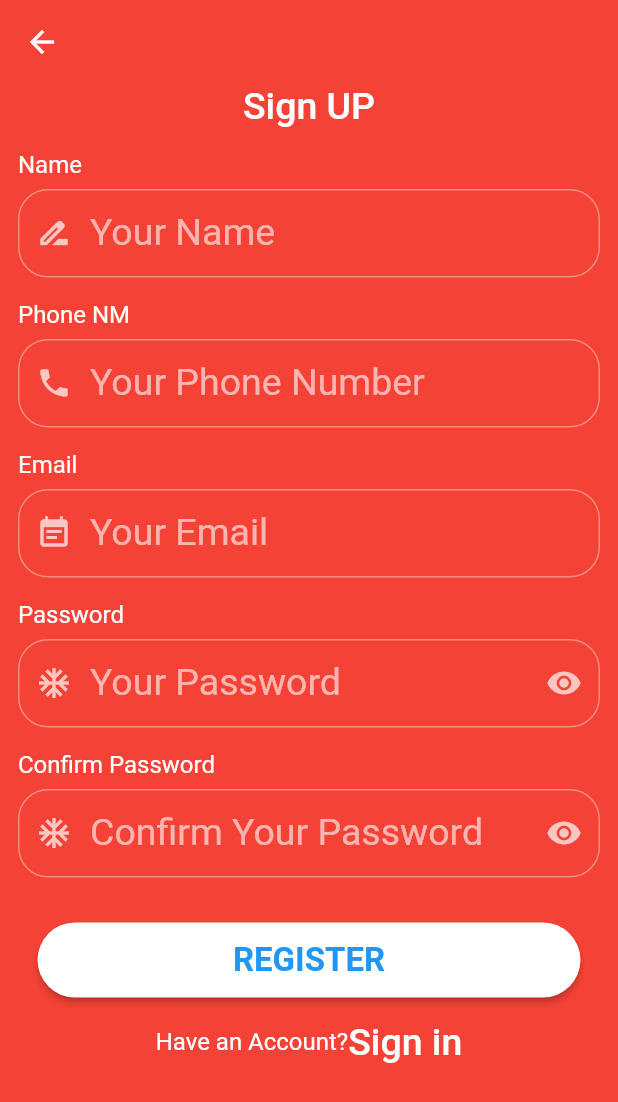
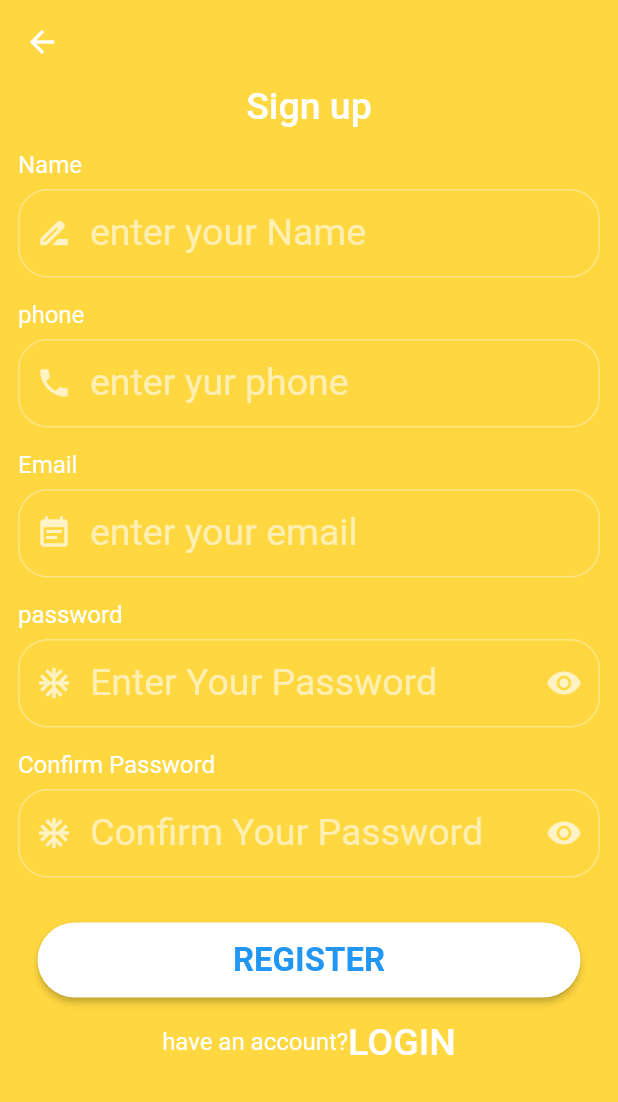
Before and after one commit to Mohamed1226/Roaa-Weather, a Flutter app: the screen it shows after launch, after a tap on "Sign up", on a phone screen of 412 x 824 dp. Shown: the top 1102 px of the screen. Run offline on Flutter 3.47's test engine with Material 2 defaults, Android fonts, the phone set to English and light mode, and no system bars; our stand-ins replace bloc, device_preview, dio, firebase_auth, firebase_core, flutter_bloc and 5 more; missing offline and left inert: flutter_facebook_auth; accounts and stored records are empty.

Commit message:
add localization en ,ar

```diff
--- /dev/null
+++ b/lang/ar.json
@@ -0,0 +1,5 @@
+{
+ "login": "تسجيل الدخول",
+"have_account": "لا تمتلك حساب؟",
+ "Sign up": "أنشئ حساب"
+}
--- /dev/null
+++ b/lang/en.json
@@ -0,0 +1,5 @@
+{
+  "login": "Sign In",
+  "have_account": "Dont Have an email?",
+  "Sign up": "Sign up"
+}
--- /dev/null
+++ b/lib/core/app_localization.dart
@@ -0,0 +1,60 @@
+import 'dart:async';
+import 'dart:convert';
+
+import 'package:flutter/material.dart';
+import 'package:flutter/services.dart';
+
+class AppLocalization {
+  final Locale locale;
+
+AppLocalization(this.locale);
+
+  static AppLocalization? of(BuildContext context) {
+    return Localizations.of<AppLocalization>(context, AppLocalization);
+  }
+
+  static const LocalizationsDelegate<AppLocalization> delegate =
+  _AppLocalizationsDelegate();
+
+ late Map<String, String> _localizationStrings;
+
+  Future<bool> load() async {
+    String jsonString = await rootBundle.loadString(
+        'lang/${locale.languageCode}.json');
+
+    Map<String, dynamic> jsonMap = json.decode(jsonString);
+
+    _localizationStrings = jsonMap.map((key, value) {
+      return MapEntry(key, value.toString());
+    });
+    return true;
+  }
+
+  String translate(String key) {
+    return _localizationStrings[key]??"";
+  }
+}
+
+class _AppLocalizationsDelegate extends LocalizationsDelegate<AppLocalization>{
+
+  const _AppLocalizationsDelegate();
+
+  @override
+  bool isSupported(Locale locale) {
+    // TODO: implement isSupported
+    return ['en', 'ar'].contains(locale.languageCode);
+  }
+
+  @override
+  Future<AppLocalization> load(Locale locale) async {
+    AppLocalization localization = new AppLocalization(locale);
+    await localization.load();
+    return localization;
+  }
+
+  @override
+  bool shouldReload(LocalizationsDelegate<AppLocalization> old) {
+    // TODO: implement shouldReload
+    return false;
+  }
+}
--- /dev/null
+++ b/lib/core/app_tanslations.dart
@@ -0,0 +1,16 @@
+
+
+
+import 'package:get/get.dart';
+
+import 'langs/ar.dart';
+import 'langs/en.dart';
+
+class Translation extends Translations{
+  @override
+  // TODO: implement keys
+  Map<String, Map<String, String>> get keys =>  {
+'en':en,
+    'ar': ar};
+
+}
--- /dev/null
+++ b/lib/core/langs/ar.dart
@@ -0,0 +1,24 @@
+const Map<String,String> ar={
+  "logIn":"تسجيل الدخول",
+  "email":"الايميل",
+  "enter your email":"الايميل الخاص بك",
+  "password":"الباسورد",
+  "Enter Your Password":"الباسورد الخاص بك",
+  "Forget Password":"نسيت الباسورد",
+  "Remember Me":"تذكرني",
+  "LOGIN":"تسجيل",
+  "-OR-":"أو",
+  "Sign in with":"سجل مع",
+  "signUp":"انشاء حساب جديد",
+  "Haveemail":"ليس لديك حساب؟",
+  "Name":"الاسم",
+  "Your Name":"اسمك",
+  "Phone NM":"رقم التليفون",
+  "Your Phone Number":"رقم تليفونك",
+  "Confirm Password":"تأكيد الباسورد",
+  "Confirm Your Password":"تأكيد الباسورد الخاص بك",
+  "REGISTER":"سجل",
+  "Have an Account?":"تمتلك حساب؟",
+
+
+};
--- /dev/null
+++ b/lib/core/langs/en.dart
@@ -0,0 +1,23 @@
+const Map<String,String> en={
+  "logIn":"Sign In",
+  "email":"Email",
+  "enter your email":"enter your email",
+  "password":"password",
+  "Enter Your Password":"enter your password",
+  "Forget Password":"Forget Password",
+  "Remember Me":"Remember Me",
+  "LOGIN":"LOGIN",
+  "-OR-":"-OR-",
+  "Sign in with":"Sign in with",
+  "signUp":"Sign Up",
+  "Haveemail":"Dont Have an email?",
+      "Name":"Name",
+  "Your Name":"Your Name",
+  "Phone NM":"Phone NM",
+  "Your Phone Number":"Your Phone Number",
+  "Confirm Password":"Confirm Password",
+  "Confirm Your Password":"Confirm Your Password",
+  "REGISTER":"REGISTER",
+  "Have an Account?":"Have an Account?",
+
+};
--- a/lib/di/app_injector.dart
+++ b/lib/di/app_injector.dart
@@ -27,7 +27,8 @@ LocalWeatherDataSource localWeatherDataSource=LocalWeatherDataSource();
 
   injectProvider() {
     return [
-      ListenableProvider<WeatherProvider>(create: (context) => weatherViewModel)
+  //    ListenableProvider<WeatherProvider>(create: (context) => weatherViewModel),
+      ChangeNotifierProvider<WeatherProvider>.value(value: weatherViewModel),
     ];
   }
 }
--- a/lib/main.dart
+++ b/lib/main.dart
@@ -3,12 +3,17 @@ import 'package:firebase_core/firebase_core.dart';
 import 'package:flutter/material.dart';
 import 'package:flutter_bloc/flutter_bloc.dart';
 import 'package:provider/provider.dart';
+import 'package:roaa_weather/core/app_tanslations.dart';
 import 'package:roaa_weather/presentation/screens/splash/splash_screen.dart';
-import 'package:roaa_weather/presentation/screens/splash_native/splash_native_screen.dart';
 import 'package:roaa_weather/presentation/screens/weather/weather_provider.dart';
+import 'core/app_localization.dart';
 import 'core/app_theme.dart';
 import 'data/shar_pref.dart';
 import 'di/app_injector.dart';
+import 'package:flutter_localizations/flutter_localizations.dart';
+import 'package:get/get.dart';
+
+import 'generated/l10n.dart';
 
 void main() async {
   WidgetsFlutterBinding.ensureInitialized();
@@ -30,13 +35,45 @@ class MyApp extends StatelessWidget {
       child: MultiProvider(
         providers: appInjector.injectProvider(),
         child: Consumer<WeatherProvider>(
+
             builder: (context, weatherProvider, child) {
+             // weatherProvider.getLang(context);
           return MaterialApp(
+            // translations: Translation(),
+            // locale: Locale('en'),
+            // fallbackLocale:  Locale('en'),
             // theme: lightTheme,
             //   darkTheme: AppThemeFactory().create(data.themeType),
+            // supportedLocales: [
+            //   Locale('en', 'US'),
+            //   Locale('ar', 'EG'),
+            // ],
+            // localizationsDelegates: [
+            //   AppLocalization.delegate,
+            //   GlobalMaterialLocalizations.delegate,
+            //   GlobalWidgetsLocalizations.delegate,
+            // ],
+            // localeResolutionCallback: (locale, supportedLocales) {
+            //   for (var supportedLocale in supportedLocales) {
+            //     if (supportedLocale.languageCode == locale!.languageCode &&
+            //         supportedLocale.countryCode == locale!.countryCode) {
+            //       return supportedLocale;
+            //     }
+            //     return supportedLocales.first;
+            //   }
+            // },
             theme: AppThemeFactory().create(weatherProvider.themeType),
             debugShowCheckedModeBanner: false,
             home: const SplashView(),
+            localizationsDelegates: const [
+              // 1
+              S.delegate,
+              // 2
+              GlobalMaterialLocalizations.delegate,
+              GlobalWidgetsLocalizations.delegate,
+              GlobalCupertinoLocalizations.delegate,
+            ],
+            supportedLocales: S.delegate.supportedLocales,
           );
         }),
       ),
--- a/lib/presentation/screens/login/login_screen.dart
+++ b/lib/presentation/screens/login/login_screen.dart
@@ -1,7 +1,7 @@
-import 'package:flutter/cupertino.dart';
 import 'package:flutter/material.dart';
 import 'package:flutter_bloc/flutter_bloc.dart';
 import 'package:roaa_weather/data/shar_pref.dart';
+import 'package:roaa_weather/generated/l10n.dart';
 import 'package:roaa_weather/presentation/screens/weather/weather_screen.dart';
 import 'package:roaa_weather/presentation/screens/register/register_screen.dart';
 import 'package:roaa_weather/presentation/shared/cubit/authentication_cubit.dart';
@@ -9,10 +9,21 @@ import 'package:roaa_weather/presentation/shared/cubit/authentication_state.dart
 import 'package:roaa_weather/presentation/widget/app_dialog.dart';
 import 'package:roaa_weather/presentation/widget/app_text_form_field.dart';
 
-class LogInScreen extends StatelessWidget {
+class LogInScreen extends StatefulWidget {
+  @override
+  State<LogInScreen> createState() => _LogInScreenState();
+}
+
+class _LogInScreenState extends State<LogInScreen> {
+  final TextEditingController email = TextEditingController();
+
+  final TextEditingController password = TextEditingController();
+
+ // String selectedLang = "en";
+
   static final formKey = GlobalKey<FormState>();
-  final TextEditingController email = TextEditingController();
-  final TextEditingController password = TextEditingController();
+
+
 
   @override
   Widget build(BuildContext context) {
@@ -30,12 +41,31 @@ class LogInScreen extends StatelessWidget {
     }, builder: (context, state) {
       var cubit = AuthCubit.get(context);
       return Scaffold(
-        backgroundColor: Theme.of(context).scaffoldBackgroundColor,
+        backgroundColor: Theme.of(context).primaryColor,
         appBar: AppBar(
           backgroundColor:
-              Theme.of(context).scaffoldBackgroundColor.withOpacity(0.1),
+              Theme.of(context).primaryColor.withOpacity(0.1),
           elevation: 0,
           leading: Text(""),
+          // title: DropdownButton(
+          //   value: selectedLang,
+          //   onChanged: (value) {
+          //     // setState(() {
+          //     //   selectedLang = value.toString();
+          //     // });
+          //     // Get.updateLocale(Locale(selectedLang));
+          //   },
+          //   items: const [
+          //     DropdownMenuItem(
+          //       child: Text("en"),
+          //       value: "en",
+          //     ),
+          //     DropdownMenuItem(
+          //       child: Text("ar"),
+          //       value: "ar",
+          //     ),
+          //   ],
+          // ),
         ),
         body: SingleChildScrollView(
           child: Form(
@@ -71,7 +101,7 @@ class LogInScreen extends StatelessWidget {
       children: [
         Center(
           child: Text(
-            "Sign In",
+            S.of(context).login,
             style: Theme.of(context).textTheme.bodyText1,
           ),
         ),
@@ -79,7 +109,7 @@ class LogInScreen extends StatelessWidget {
           height: 30,
         ),
         Text(
-          "Email",
+          S.of(context).email,
           style: Theme.of(context).textTheme.bodyText2,
         ),
         const SizedBox(
@@ -88,13 +118,13 @@ class LogInScreen extends StatelessWidget {
         appTextFormField(
             controller: email,
             obsure: false,
-            label: "Enter Your Name",
+            label: S.of(context).enter_your_email,
             onSaved: (v) {},
             validate: (v) {
               if (v.toString().isEmpty) {
-                return "email can not be empty";
+                return S.of(context).email_can_not_be_empty;
               } else if (!v.toString().contains("@")) {
-                return "Not Correct Email";
+                return S.of(context).Not_Correct_Email;
               } else {}
             },
             prefix: const Icon(Icons.event_note),
@@ -103,7 +133,7 @@ class LogInScreen extends StatelessWidget {
           height: 30,
         ),
         Text(
-          "Password",
+          S.of(context).password,
           style: Theme.of(context).textTheme.bodyText2,
         ),
         const SizedBox(
@@ -112,13 +142,13 @@ class LogInScreen extends StatelessWidget {
         appTextFormField(
           controller: password,
           obsure: cubit.isVisible,
-          label: "Enter Your Password",
+          label: S.of(context).Enter_Your_Password,
           onSaved: (v) {},
           validate: (v) {
             if (v.toString().isEmpty) {
-              return "Password can not be empty";
+              return S.of(context).Password_can_not_be_empty;
             } else if (v.toString().length < 6) {
-              return "Not Strong Password";
+              return S.of(context).Not_Strong_Password;
             } else {}
           },
           prefix: const Icon(Icons.ac_unit),
@@ -138,7 +168,7 @@ class LogInScreen extends StatelessWidget {
           children: [
             const Spacer(),
             Text(
-              "Forget Password",
+              S.of(context).Forget_Password,
               style: Theme.of(context).textTheme.bodyText2,
             ),
           ],
@@ -159,7 +189,7 @@ class LogInScreen extends StatelessWidget {
               cubit.isRemembered(v);
             }),
         Text(
-          "Remember Me",
+          S.of(context).Remember_Me,
           style: Theme.of(context).textTheme.bodyText2,
         ),
       ],
@@ -183,7 +213,7 @@ class LogInScreen extends StatelessWidget {
               }
             },
             child: Text(
-              "LOGIN",
+              S.of(context).LOGIN,
               style: Theme.of(context).textTheme.headline1,
             ));
   }
@@ -195,14 +225,14 @@ class LogInScreen extends StatelessWidget {
           height: 10,
         ),
         Text(
-          "-OR-",
+        S.of(context).OR,
           style: Theme.of(context).textTheme.bodyText1,
         ),
         const SizedBox(
           height: 15,
         ),
         Text(
-          "Sign in with",
+          S.of(context).Sign_in_with,
           style: Theme.of(context).textTheme.bodyText2,
         ),
         const SizedBox(
@@ -246,7 +276,7 @@ class LogInScreen extends StatelessWidget {
       mainAxisAlignment: MainAxisAlignment.center,
       children: [
         Text(
-          "Dont Have an email?",
+          S.of(context).Dont_have_account,
           style: Theme.of(context).textTheme.bodyText2,
         ),
         GestureDetector(
@@ -254,7 +284,7 @@ class LogInScreen extends StatelessWidget {
             navigateToSignUp(context);
           },
           child: Text(
-            "Sign up",
+            S.of(context).Sign_up,
             style: Theme.of(context).textTheme.bodyText1,
           ),
         ),
--- a/lib/presentation/screens/register/register_screen.dart
+++ b/lib/presentation/screens/register/register_screen.dart
@@ -1,12 +1,12 @@
 import 'package:flutter/material.dart';
 import 'package:flutter_bloc/flutter_bloc.dart';
 import 'package:roaa_weather/data/shar_pref.dart';
+import 'package:roaa_weather/generated/l10n.dart';
 import 'package:roaa_weather/presentation/screens/login/login_screen.dart';
 import 'package:roaa_weather/presentation/shared/cubit/authentication_cubit.dart';
 import 'package:roaa_weather/presentation/shared/cubit/authentication_state.dart';
 import 'package:roaa_weather/presentation/widget/app_dialog.dart';
 import 'package:roaa_weather/presentation/widget/app_text_form_field.dart';
-
 import '../weather/weather_screen.dart';
 
 class SignUpScreen extends StatelessWidget {
@@ -36,9 +36,10 @@ class SignUpScreen extends StatelessWidget {
       builder: (context, state) {
         var cubit = AuthCubit.get(context);
         return Scaffold(
+          backgroundColor: Theme.of(context).primaryColor,
           appBar: AppBar(
             backgroundColor:
-                Theme.of(context).scaffoldBackgroundColor.withOpacity(0.1),
+                Theme.of(context).primaryColor.withOpacity(0.1),
             elevation: 0,
           ),
           body: SingleChildScrollView(
@@ -51,7 +52,7 @@ class SignUpScreen extends StatelessWidget {
                   children: [
                     Center(
                       child: Text(
-                        "Sign UP",
+                       S.of(context).Sign_up,
                         style: Theme.of(context).textTheme.bodyText1,
                       ),
                     ),
@@ -59,7 +60,7 @@ class SignUpScreen extends StatelessWidget {
                       height: 15,
                     ),
                     Text(
-                      "Name",
+                      S.of(context).name,
                       style: Theme.of(context).textTheme.bodyText2,
                     ),
                     const SizedBox(
@@ -68,11 +69,11 @@ class SignUpScreen extends StatelessWidget {
                     appTextFormField(
                         controller: name,
                         obsure: false,
-                        label: "Your Name",
+                        label: S.of(context).enter_your_name,
                         onSaved: (v) {},
                         validate: (v) {
                           if (v.toString().isEmpty) {
-                            return "Name can not be empty";
+                            return S.of(context).name_can_not_be_empty;
                           } else {}
                         },
                         prefix: const Icon(Icons.drive_file_rename_outline),
@@ -81,7 +82,7 @@ class SignUpScreen extends StatelessWidget {
                       height: 15,
                     ),
                     Text(
-                      "Phone NM",
+                    S.of(context).phone  ,
                       style: Theme.of(context).textTheme.bodyText2,
                     ),
                     const SizedBox(
@@ -90,11 +91,11 @@ class SignUpScreen extends StatelessWidget {
                     appTextFormField(
                         controller: phoneNumber,
                         obsure: false,
-                        label: "Your Phone Number",
+                        label: S.of(context).enter_your_phone,
                         onSaved: (v) {},
                         validate: (v) {
                           if (v.toString().isEmpty) {
-                            return "Phone Number can not be empty";
+                            return S.of(context).phone_can_not_be_empty;
                           } else {}
                         },
                         prefix: const Icon(Icons.phone),
@@ -103,7 +104,7 @@ class SignUpScreen extends StatelessWidget {
                       height: 15,
                     ),
                     Text(
-                      "Email",
+                      S.of(context).email,
                       style: Theme.of(context).textTheme.bodyText2,
                     ),
                     const SizedBox(
@@ -112,13 +113,13 @@ class SignUpScreen extends StatelessWidget {
                     appTextFormField(
                         controller: email,
                         obsure: false,
-                        label: "Your Email",
+                        label: S.of(context).enter_your_email,
                         onSaved: (v) {},
                         validate: (v) {
                           if (v.toString().isEmpty) {
-                            return "email can not be empty";
+                            return S.of(context).email_can_not_be_empty;
                           } else if (!v.toString().contains("@")) {
-                            return "Not Correct Email";
+                            return S.of(context).Not_Correct_Email;
                           } else {}
                         },
                         prefix: const Icon(Icons.event_note),
@@ -127,7 +128,7 @@ class SignUpScreen extends StatelessWidget {
                       height: 15,
                     ),
                     Text(
-                      "Password",
+                     S.of(context).password,
                       style: Theme.of(context).textTheme.bodyText2,
                     ),
                     const SizedBox(
@@ -136,13 +137,13 @@ class SignUpScreen extends StatelessWidget {
                     appTextFormField(
                       controller: password,
                       obsure: cubit.isVisible,
-                      label: "Your Password",
+                      label: S.of(context).Enter_Your_Password,
                       onSaved: (v) {},
                       validate: (v) {
                         if (v.toString().isEmpty) {
-                          return "Password can not be empty";
+                          return S.of(context).Password_can_not_be_empty;
                         } else if (v.toString().length < 6) {
-                          return "Not Strong Password";
+                          return S.of(context).Not_Strong_Password;
                         } else {}
                       },
                       prefix: Icon(Icons.ac_unit),
@@ -160,7 +161,7 @@ class SignUpScreen extends StatelessWidget {
                       height: 15,
                     ),
                     Text(
-                      "Confirm Password",
+                      S.of(context).Confirm_Password,
                       style: Theme.of(context).textTheme.bodyText2,
                     ),
                     const SizedBox(
@@ -169,7 +170,7 @@ class SignUpScreen extends StatelessWidget {
                     appTextFormField(
                       controller: confirmPassword,
                       obsure: cubit.isVisible,
-                      label: "Confirm Your Password",
+                      label: S.of(context).Confirm_Your_Password,
                       suffix: IconButton(
                         icon: Icon(cubit.isVisible
                             ? Icons.visibility
@@ -181,11 +182,11 @@ class SignUpScreen extends StatelessWidget {
                       onSaved: (v) {},
                       validate: (v) {
                         if (v.toString().isEmpty) {
-                          return "Password can not be empty";
+                          return S.of(context).Password_can_not_be_empty;
                         } else if (v.toString().length < 6) {
-                          return "Weakly Password";
+                          return S.of(context).Not_Strong_Password;
                         } else if (confirmPassword.text != password.text) {
-                          return "passwords not matches";
+                          return S.of(context).passwords_not_matches;
                         } else {}
                       },
                       prefix: const Icon(Icons.ac_unit),
@@ -233,7 +234,7 @@ class SignUpScreen extends StatelessWidget {
                   }
                 },
                 child: Text(
-                  "REGISTER",
+                  S.of(context).REGISTER,
                   style: Theme.of(context).textTheme.headline1,
                 )),
           );
@@ -244,7 +245,7 @@ class SignUpScreen extends StatelessWidget {
       mainAxisAlignment: MainAxisAlignment.center,
       children: [
         Text(
-          "Have an Account?",
+        S.of(context).have_account,
           style: Theme.of(context).textTheme.bodyText2,
         ),
         GestureDetector(
@@ -252,7 +253,7 @@ class SignUpScreen extends StatelessWidget {
             navigateToSignUp(context);
           },
           child: Text(
-            "Sign in",
+           S.of(context).LOGIN,
             style: Theme.of(context).textTheme.bodyText1,
           ),
         ),
@@ -269,7 +270,6 @@ class SignUpScreen extends StatelessWidget {
   }
 
   navigateToSignUp(BuildContext context) {
-    Navigator.push(
-        context, MaterialPageRoute(builder: (context) => LogInScreen()));
+    Navigator.of(context).pop();
   }
 }
--- a/lib/presentation/screens/splash/splash_screen.dart
+++ b/lib/presentation/screens/splash/splash_screen.dart
@@ -1,7 +1,10 @@
 import 'dart:async';
 
 import 'package:flutter/material.dart';
+import 'package:provider/provider.dart';
 import 'package:roaa_weather/core/app_route.dart';
+import 'package:roaa_weather/generated/l10n.dart';
+import 'package:roaa_weather/presentation/screens/weather/weather_provider.dart';
 
 class SplashView extends StatefulWidget {
   const SplashView({Key? key}) : super(key: key);
@@ -57,9 +60,9 @@ class _SplashViewState extends State<SplashView>
         child: Column(
           mainAxisAlignment: MainAxisAlignment.center,
           children: [
-         const   Text(
-              "Splash Screen From Flutter",
-              style: TextStyle(
+            Text(
+              S.of(context).Splash_Screen_From_Flutter,
+              style:const TextStyle(
                   fontSize: 28,
                   fontWeight: FontWeight.bold,
                   color: Colors.white),
@@ -69,9 +72,9 @@ class _SplashViewState extends State<SplashView>
               animation: fadingAnimation!,
               builder: (context, _) => Opacity(
                 opacity: fadingAnimation?.value,
-                child: const Text(
-                  "Roaa Weather App",
-                  style: TextStyle(
+                child:  Text(
+                 S.of(context).Roaa_Weather_App,
+                  style:const TextStyle(
                       fontSize: 28,
                       fontWeight: FontWeight.bold,
                       color: Colors.white),
--- a/lib/presentation/screens/weather/weather_provider.dart
+++ b/lib/presentation/screens/weather/weather_provider.dart
@@ -10,19 +10,38 @@ import 'package:roaa_weather/data/repositry/weather_repo.dart';
 import 'package:roaa_weather/data/shar_pref.dart';
 
 class WeatherProvider extends ChangeNotifier {
+
+//   Locale? _userLocale;
+// getLang(BuildContext context){
+//   final newLocale = Localizations.localeOf(context);
+//
+//   if (newLocale != _userLocale) {
+//     _userLocale = newLocale;
+//   }
+// }
+
+
   final WeatherRepo weatherRepo;
 
   WeatherProvider(this.weatherRepo) {
-    checkSavedWeatherANdTheme();
+    checkSavedTheme();
     getWeatherByUserLocation();
+      checkConnectionInternet();
   }
 
-  checkSavedWeatherANdTheme() {
+  checkSavedTheme() {
     var theme = CacheHelper.getData("theme");
     if (theme != null) {
-      //    print("saved $theme");
+
       changeAppTheme(theme);
     }
+  }
+
+  bool isConnected = true;
+
+  checkConnectionInternet() async {
+    isConnected = await weatherRepo.checkConnectionWithInternet();
+    notifyListeners();
   }
 
   //show textFormField
@@ -50,7 +69,7 @@ class WeatherProvider extends ChangeNotifier {
       changeImageAccordingTem();
 
       _hasData = true;
-
+      print("i am in changeImageAccordingTem");
       //  print(country.humidity);
       notifyListeners();
     });
@@ -109,7 +128,7 @@ class WeatherProvider extends ChangeNotifier {
   }
 
 //change app theme
-  ThemeType themeType = ThemeType.navyBlue;
+  ThemeType themeType = ThemeType.orange;
 
   changeAppTheme(String value) {
     if (value == "purple") {
```
Also changed, not shown: lib/core/location_retriever.dart (+1 -11 lines), lib/data/repositry/weather_repo.dart (+20 -7 lines), lib/data/weather_data_source/remote_weather_data_source.dart (+15 -6 lines), lib/l10n/intl_ar_EG.arb (added, +43 -0 lines), lib/l10n/intl_en.arb (added, +44 -0 lines), lib/presentation/screens/weather/weather_screen.dart (+68 -25 lines), pubspec.yaml (+9 -2 lines), lib/generated/intl/messages_all.dart (added), lib/generated/intl/messages_ar_EG.dart (added), lib/generated/intl/messages_en.dart (added), lib/generated/intl/messages_en_US.dart (added), lib/generated/l10n.dart (added), pubspec.lock.
